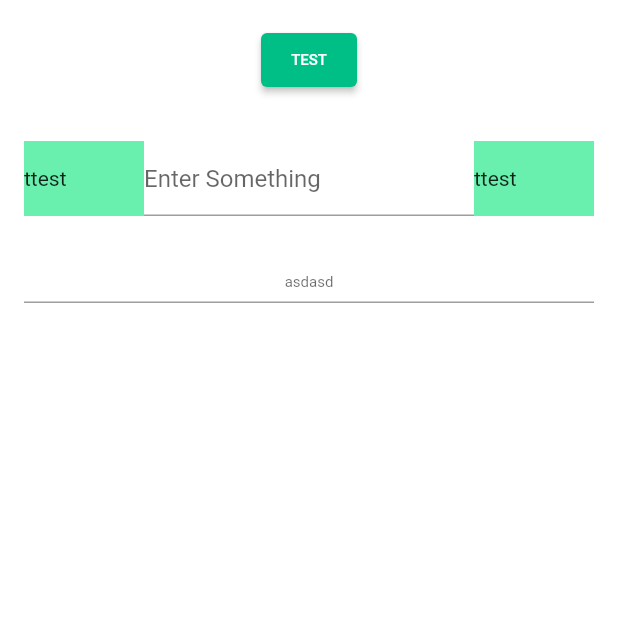
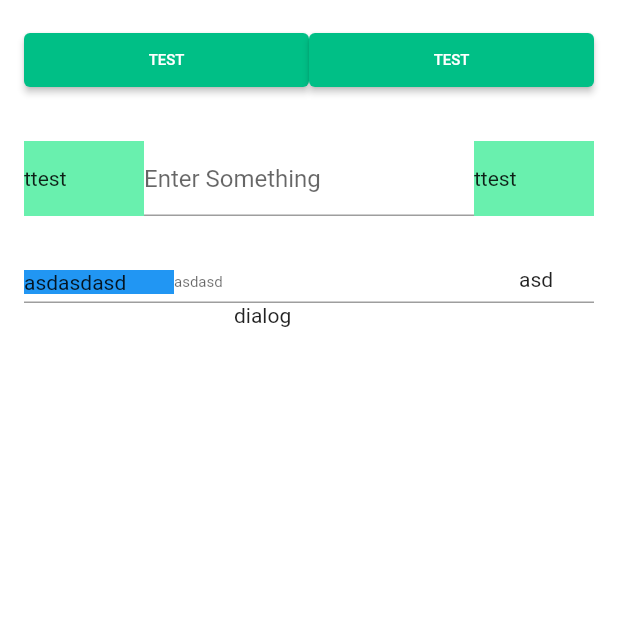
Before and after one commit to MineokSung/Early-Care, a Flutter app: the screen it shows after launch, on a phone screen of 412 x 824 dp, the top half of it. Run offline on Flutter 3.47's test engine with Material 2 defaults, Android fonts, the phone set to English and light mode, and no system bars.

Commit message:
dilaog_confirm component 작업 중 및 textfield_line component 수정
     - dialog_confirm component 제목, 내용, 버튼 기능 구현 중
     - textfield_line component suffixLine 함수 수정(Align child : contaner -> sizedbox) 및 prefiLine 함수 수정(Align child : contaner -> sizedbox)

```diff
--- a/lib/component/textfield_line.dart
+++ b/lib/component/textfield_line.dart
@@ -63,11 +63,14 @@ class TextFieldLine extends StatelessWidget {
       alignment: Alignment.centerLeft,
       widthFactor: 1.0,
       heightFactor: 1.0,
-      child: Container(
-        alignment: Alignment.centerLeft,
-        width: prefixWidth ?? 50,
-        height: prefixHeight ?? 20,
-        child: Text(prefix!),
+      child: SizedBox(
+        //alignment: Alignment.centerLeft,
+        width: prefixWidth,
+        height: prefixHeight,
+        child: Container(
+          color: Colors.blue,
+          child: Text(prefix!),
+        ),
       ),
     );
   }
@@ -80,8 +83,8 @@ class TextFieldLine extends StatelessWidget {
       alignment: Alignment.centerLeft,
       widthFactor: 1.0,
       heightFactor: 1.0,
-      child: Container(
-        alignment: Alignment.centerLeft,
+      child: SizedBox(
+        //alignment: Alignment.centerLeft,
         width: suffixWidth ?? 50,
         height: suffixHeight ?? 20,
         child: Text(suffix!),
--- a/lib/page/login.dart
+++ b/lib/page/login.dart
@@ -1,3 +1,4 @@
+import 'package:early_care/component/dialog_confirm.dart';
 import 'package:early_care/component/early_care_button.dart';
 import 'package:early_care/component/color_info.dart';
 import 'package:early_care/component/textfield_line.dart';
@@ -16,6 +17,20 @@ class _Login extends State<Login> {
   String text = "ttest";
 
   void IsValid() {}
+
+  void callDialog()
+  {
+    showDialog(
+        //barrierDismissible: true,
+        context: context,
+        builder: (BuildContext context)
+        {
+          return DialogConfirm(
+            title: 'title',
+            information: 'info',);
+        });
+
+  }
 
   Widget linePrefix() {
     if (text == '') {
@@ -71,12 +86,27 @@ class _Login extends State<Login> {
             //crossAxisAlignment: CrossAxisAlignment.stretch,
             children: [
               //test
-              EarlyCareButton(
-                //width: double.infinity,
-                text: 'TEST',
-                onPressed: () {
-                  print('a');
-                },
+              Row(
+                children: [
+                  Expanded(
+                    child: EarlyCareButton(
+                      //width: double.infinity,
+                      text: 'TEST',
+                      onPressed: () {
+                        print('a');
+                      },
+                    ),
+                  ),
+                  Expanded(
+                    child: EarlyCareButton(
+                      //width: double.infinity,
+                      text: 'TEST',
+                      onPressed: () {
+                        print('a');
+                      },
+                    ),
+                  ),
+                ],
               ),
 
               Container(
@@ -119,12 +149,25 @@ class _Login extends State<Login> {
                   //label: "asd",
                   //labelSize: 50,
                   //labelColor: ColorInfo.mainColor,
-                  textInputAlign: TextAlign.center,
+                  prefix: "asdasdasd",
+                  prefixWidth: 100,
                   hint: "asdasd",
+                  suffix: "asd",
 
                   //isUnderline: false,
                 ),
               ),
+
+              GestureDetector(
+                onTap: ()=>callDialog(),
+                child: Container(
+                  width: 100,
+                  height: 50,
+                  child: Text("dialog"),
+                ),
+
+              ),
+
             ],
           ),
         ),
```
Also changed, not shown: lib/component/dialog_confirm.dart (added, +124 -0 lines).
